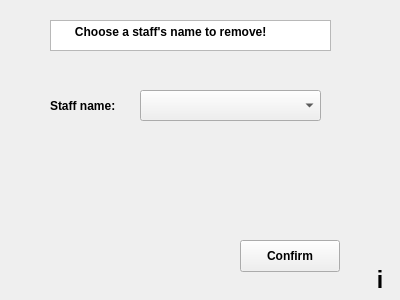
Qt form removestaff.ui (TNT57/FootballClubManagementSystem) before a commit.
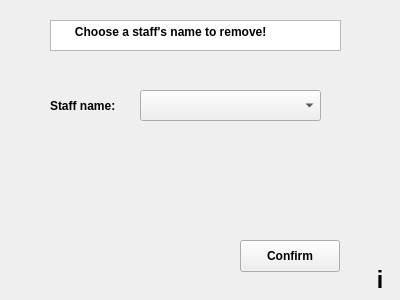
The same form after that commit.

```diff
--- a/removestaff.ui
+++ b/removestaff.ui
@@ -18,7 +18,7 @@
     <rect>
      <x>50</x>
      <y>20</y>
-     <width>281</width>
+     <width>291</width>
      <height>31</height>
     </rect>
    </property>
```
Left out of the diff: 6 changed lines with no effect on the pictures.
